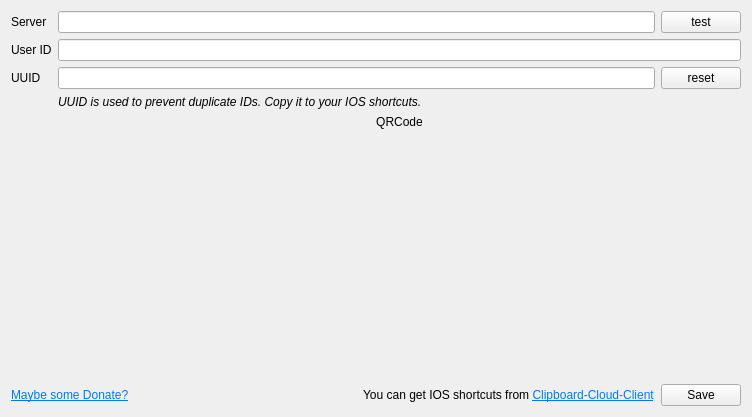
Old version of the form widget.ui in the repository MrBeanCpp/Clipboard-Cloud-Client.
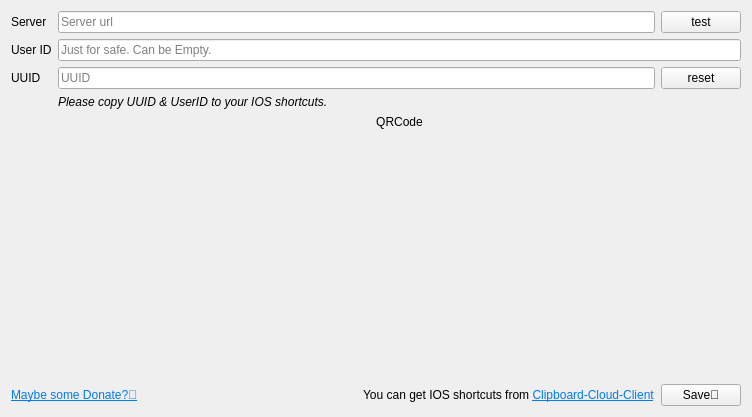
New version of the form.

```diff
--- a/widget.ui
+++ b/widget.ui
@@ -34,7 +34,14 @@
       </widget>
      </item>
      <item row="1" column="1">
-      <widget class="QLineEdit" name="edit_userid"/>
+      <widget class="QLineEdit" name="edit_userid">
+       <property name="toolTip">
+        <string/>
+       </property>
+       <property name="placeholderText">
+        <string>Just for safe. Can be Empty.</string>
+       </property>
+      </widget>
      </item>
      <item row="2" column="0">
       <widget class="QLabel" name="label_uuid">
@@ -50,6 +57,9 @@
          <property name="readOnly">
           <bool>true</bool>
          </property>
+         <property name="placeholderText">
+          <string>UUID</string>
+         </property>
         </widget>
        </item>
        <item>
@@ -64,7 +74,7 @@
      <item row="3" column="1">
       <widget class="QLabel" name="label">
        <property name="text">
-        <string>&lt;html&gt;&lt;head/&gt;&lt;body&gt;&lt;p&gt;&lt;span style=&quot; font-style:italic;&quot;&gt;UUID is used to prevent duplicate IDs. Copy it to your IOS shortcuts.&lt;/span&gt;&lt;/p&gt;&lt;/body&gt;&lt;/html&gt;</string>
+        <string>&lt;html&gt;&lt;head/&gt;&lt;body&gt;&lt;p&gt;&lt;span style=&quot; font-style:italic;&quot;&gt;Please copy UUID &amp;amp; UserID to your IOS shortcuts.&lt;/span&gt;&lt;/p&gt;&lt;/body&gt;&lt;/html&gt;</string>
        </property>
       </widget>
      </item>
@@ -81,7 +91,11 @@
      <item row="0" column="1">
       <layout class="QHBoxLayout" name="horizontalLayout_4">
        <item>
-        <widget class="QLineEdit" name="edit_server"/>
+        <widget class="QLineEdit" name="edit_server">
+         <property name="placeholderText">
+          <string>Server url</string>
+         </property>
+        </widget>
        </item>
        <item>
         <widget class="QPushButton" name="btn_server_test">
@@ -102,7 +116,7 @@
      <item>
       <widget class="QLabel" name="label_3">
        <property name="text">
-        <string>&lt;html&gt;&lt;head/&gt;&lt;body&gt;&lt;p&gt;&lt;a href=&quot;https://blog.cls.ink/about/&quot;&gt;&lt;span style=&quot; text-decoration: underline; color:#007af4;&quot;&gt;Maybe some Donate?&lt;/span&gt;&lt;/a&gt;&lt;/p&gt;&lt;/body&gt;&lt;/html&gt;</string>
+        <string>&lt;html&gt;&lt;head/&gt;&lt;body&gt;&lt;p&gt;&lt;a href=&quot;https://blog.cls.ink/about/&quot;&gt;&lt;span style=&quot; text-decoration: underline; color:#007af4;&quot;&gt;Maybe some Donate?🥺&lt;/span&gt;&lt;/a&gt;&lt;/p&gt;&lt;/body&gt;&lt;/html&gt;</string>
        </property>
        <property name="openExternalLinks">
         <bool>true</bool>
@@ -135,7 +149,7 @@
      <item>
       <widget class="QPushButton" name="btn_save">
        <property name="text">
-        <string>Save</string>
+        <string>Save💾</string>
        </property>
       </widget>
      </item>
```
